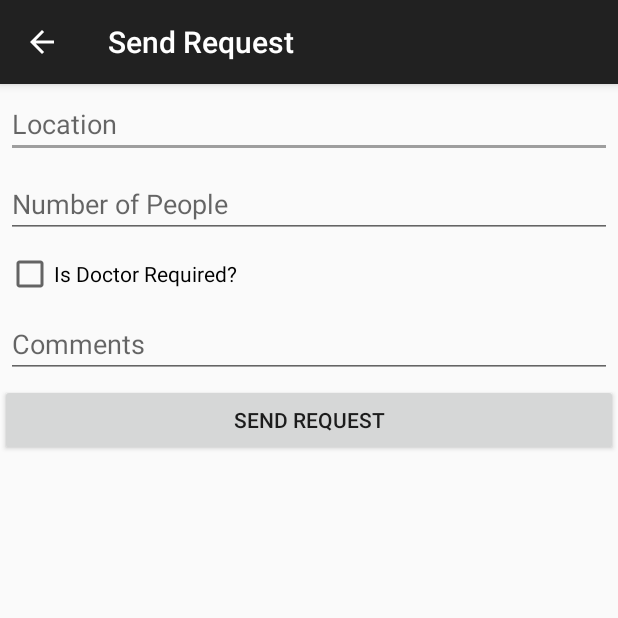
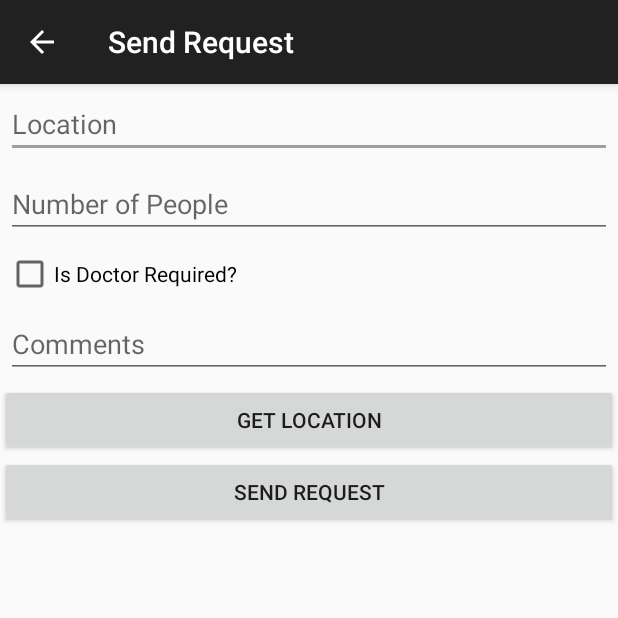
Before and after one commit to yash-ag/Elpis, an Android app: the GenerateRequest screen opened directly, with no data from a screen before it, on a phone screen of 412 x 824 dp, the top half of it. Run offline under Robolectric (Android 15) with nearby library versions, the phone set to English and light mode, and no system bars; libraries missing offline, so code that uses them is left out: com.microsoft.windowsazure; Roboto replaces fonts that are not available here; 2 statements that could not run were skipped.

Commit message:
Added Latitude and Longitude functionality

```diff
--- a/app/build.gradle
+++ b/app/build.gradle
@@ -24,6 +24,7 @@ dependencies {
     implementation 'com.android.support.constraint:constraint-layout:1.1.3'
     implementation 'com.android.support:design:27.1.1'
     implementation 'com.microsoft.azure:azure-mobile-android:3.4.0'
+    implementation 'com.google.android.gms:play-services-location:16.0.0'
     implementation 'com.google.code.gson:gson:2.8.5'
     testImplementation 'junit:junit:4.12'
     androidTestImplementation 'com.android.support.test:runner:1.0.2'
--- a/app/src/main/AndroidManifest.xml
+++ b/app/src/main/AndroidManifest.xml
@@ -3,6 +3,9 @@
     package="com.example.hp.elpis">
 
     <uses-permission android:name="android.permission.INTERNET" />
+    <uses-permission android:name="android.permission.ACCESS_FINE_LOCATION" />
+    <uses-permission android:name="android.permission.ACCESS_COARSE_LOCATION" />
+
 
     <application
         android:allowBackup="true"
@@ -29,6 +32,7 @@
         <activity
             android:name=".Volunteer"
             android:parentActivityName=".MainActivity" />
+
     </application>
 
 </manifest>
--- a/app/src/main/java/com/example/hp/elpis/GenerateRequest.java
+++ b/app/src/main/java/com/example/hp/elpis/GenerateRequest.java
@@ -1,8 +1,12 @@
 package com.example.hp.elpis;
 
+import android.Manifest;
 import android.annotation.SuppressLint;
+import android.content.pm.PackageManager;
+import android.location.Location;
 import android.os.AsyncTask;
 import android.os.Bundle;
+import android.support.v4.app.ActivityCompat;
 import android.support.v7.app.ActionBar;
 import android.support.v7.app.AppCompatActivity;
 import android.util.Log;
@@ -10,11 +14,17 @@ import android.view.View;
 import android.widget.Button;
 import android.widget.CheckBox;
 import android.widget.EditText;
+import android.widget.Toast;
 
+import com.google.android.gms.location.FusedLocationProviderClient;
+import com.google.android.gms.location.LocationServices;
+import com.google.android.gms.tasks.OnSuccessListener;
 import com.microsoft.windowsazure.mobileservices.MobileServiceClient;
 import com.microsoft.windowsazure.mobileservices.table.MobileServiceTable;
 
 import java.net.MalformedURLException;
+
+import static android.Manifest.permission.ACCESS_FINE_LOCATION;
 
 public class GenerateRequest extends AppCompatActivity {
 
@@ -24,8 +34,12 @@ public class GenerateRequest extends AppCompatActivity {
     private EditText mCommentEdit;
     private CheckBox mDoctorRequiredCheck;
     private Button mSendRequest;
+    private Button mGetLocation;
 
-    private HelpRequestDetails help = null;
+    private FusedLocationProviderClient mFusedLocationClient;
+
+
+    private HelpRequestDetails help = null; // Initializing the help details
     private MobileServiceClient mClient;
     private MobileServiceTable<HelpRequestDetails> mHelpRequestTable;
 
@@ -34,6 +48,29 @@ public class GenerateRequest extends AppCompatActivity {
         public void onClick(View v) {
             getData();
             addData();
+            Toast.makeText(getBaseContext(), "Request Added Succesfully", Toast.LENGTH_LONG).show();
+            GenerateRequest.this.finish(); //Closes the activity after entering details
+
+        }
+    };
+    private View.OnClickListener mLocationListener = new View.OnClickListener() {
+        public void onClick(View v) {
+            ActivityCompat.requestPermissions(GenerateRequest.this, new String[]{ACCESS_FINE_LOCATION}, 1);
+            if (ActivityCompat.checkSelfPermission(getBaseContext(), ACCESS_FINE_LOCATION) != PackageManager.PERMISSION_GRANTED && ActivityCompat.checkSelfPermission(getBaseContext(), Manifest.permission.ACCESS_COARSE_LOCATION) != PackageManager.PERMISSION_GRANTED) {
+
+                return;
+            }
+            mFusedLocationClient.getLastLocation().addOnSuccessListener(GenerateRequest.this, new OnSuccessListener<Location>() {
+                        @Override
+                        public void onSuccess(Location location) {
+                            // Got last known location. In some rare situations this can be null.
+                            if (location != null) {
+                                setLocation(location);
+                            }
+                        }
+
+                    }
+            );
         }
     };
 
@@ -46,6 +83,7 @@ public class GenerateRequest extends AppCompatActivity {
         actionBar.setTitle("Send Request");
 
         connectAzure();
+
         mLocationEdit = (EditText) findViewById(R.id.location);
         mNumberOfPeopleEdit = (EditText) findViewById(R.id.number_of_people);
         mDoctorRequiredCheck = (CheckBox) findViewById(R.id.doctor_required);
@@ -53,6 +91,11 @@ public class GenerateRequest extends AppCompatActivity {
 
         mSendRequest = findViewById(R.id.send_request);
         mSendRequest.setOnClickListener(mRequestListener);
+
+        mGetLocation = (Button) findViewById(R.id.get_location);
+        mGetLocation.setOnClickListener(mLocationListener);
+
+        mFusedLocationClient = LocationServices.getFusedLocationProviderClient(this);
 
     }
 
@@ -100,4 +143,10 @@ public class GenerateRequest extends AppCompatActivity {
         mDoctorRequiredCheck.setSelected(false);
         mCommentEdit.setText("");
     }
+
+    //Converts loaction to latitude and longitude and sets it in text field
+    public void setLocation(Location location) {
+        String l = "Lat-" + location.getLatitude() + " Lon-" + location.getLongitude();
+        mLocationEdit.setText(l);
+    }
 }
--- a/app/src/main/java/com/example/hp/elpis/MainActivity.java
+++ b/app/src/main/java/com/example/hp/elpis/MainActivity.java
@@ -33,7 +33,7 @@ public class MainActivity extends AppCompatActivity {
         volunteer.setOnClickListener(new OnClickListener() {
             @Override
             public void onClick(View view) {
-                Intent requestIntent = new Intent(MainActivity.this, GenerateRequest.class);
+                Intent requestIntent = new Intent(MainActivity.this, Volunteer.class);
                 startActivity(requestIntent);
             }
         });
--- a/app/src/main/res/layout/activity_generate_request.xml
+++ b/app/src/main/res/layout/activity_generate_request.xml
@@ -16,8 +16,11 @@
             android:layout_width="match_parent"
             android:layout_height="wrap_content"
             android:layout_margin="4dp"
+            android:editable="false"
+            android:inputType="text"
             android:hint="Location"
-            android:inputType="text" />
+            android:textIsSelectable="false"
+            tools:ignore="Deprecated" />
 
         <EditText
             android:id="@+id/number_of_people"
@@ -42,6 +45,12 @@
             android:hint="Comments" />
 
         <Button
+            android:id="@+id/get_location"
+            android:layout_width="match_parent"
+            android:layout_height="wrap_content"
+            android:text="GET LOCATION" />
+
+        <Button
             android:id="@+id/send_request"
             android:layout_width="match_parent"
             android:layout_height="wrap_content"
```
Also changed, not shown: 1 other file.
